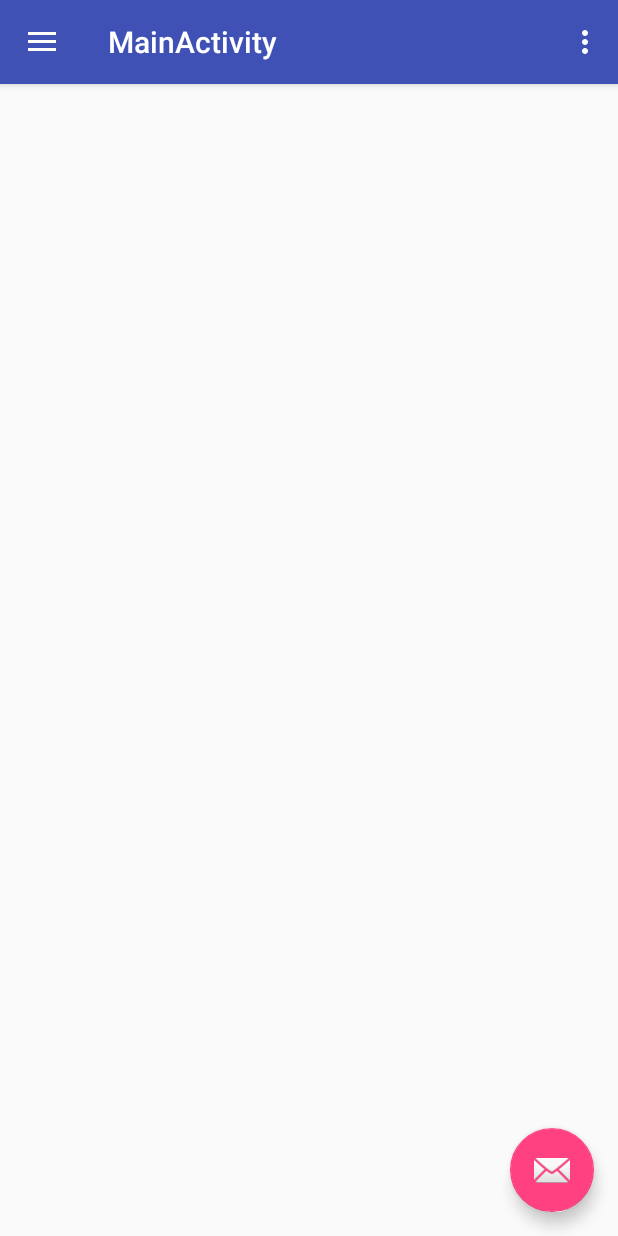
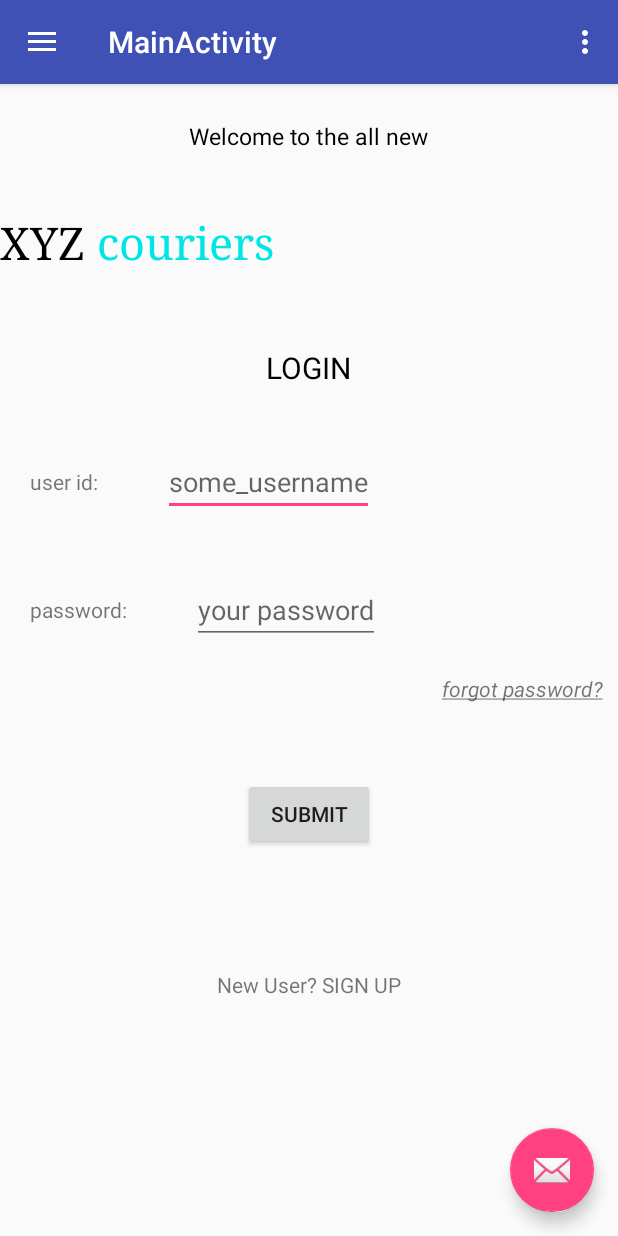
Before and after one commit to till-tomorrow/Instant-Courier-Services, an Android app: the MainActivity screen opened directly, with no data from a screen before it, on a phone screen of 412 x 824 dp. Run offline under Robolectric (Android 15) with nearby library versions, the phone set to English and light mode, and no system bars.

Commit message:
login wireframe made

```diff
--- a/app/src/main/res/layout/activity_main.xml
+++ b/app/src/main/res/layout/activity_main.xml
@@ -22,4 +22,117 @@
         app:headerLayout="@layout/nav_header_main"
         app:menu="@menu/activity_main_drawer" />
 
+    <LinearLayout
+        android:layout_width="match_parent"
+        android:layout_height="match_parent"
+        android:orientation="vertical">
+
+        <TextView
+            android:layout_width="wrap_content"
+            android:layout_height="wrap_content"
+            android:layout_marginTop="80dp"
+            android:layout_gravity="center"
+            android:layout_marginBottom="20dp"
+            android:text="Welcome to the all new"
+            android:textColor="#000"
+            android:textSize="15dp"
+            />
+
+        <LinearLayout
+            android:layout_width="match_parent"
+            android:layout_height="wrap_content">
+            <TextView
+                android:layout_width="wrap_content"
+                android:layout_height="wrap_content"
+                android:layout_marginTop="20dp"
+                android:layout_gravity="center"
+                android:layout_marginBottom="20dp"
+                android:text="XYZ"
+                android:textColor="#000"
+                android:textSize="30dp"
+                android:fontFamily="serif"
+                />
+
+            <TextView
+                android:layout_width="wrap_content"
+                android:layout_height="wrap_content"
+                android:layout_marginTop="20dp"
+                android:layout_gravity="center"
+                android:layout_marginBottom="20dp"
+                android:text=" couriers"
+                android:textColor="#00e6e6"
+                android:textSize="30dp"
+                android:fontFamily="serif"
+                />
+        </LinearLayout>
+
+        <TextView
+            android:layout_width="wrap_content"
+            android:layout_height="wrap_content"
+            android:layout_marginTop="30dp"
+            android:layout_gravity="center"
+            android:layout_marginBottom="20dp"
+            android:text="LOGIN"
+            android:textSize="20dp"
+            android:textColor="#000"
+            />
+        <LinearLayout
+            android:layout_width="match_parent"
+            android:layout_height="wrap_content"
+            android:orientation="horizontal">
+            <TextView
+                android:layout_width="wrap_content"
+                android:layout_height="wrap_content"
+                android:layout_gravity="center"
+                android:layout_margin="20dp"
+                android:text="user id: "/>
+            <EditText
+                android:layout_width="wrap_content"
+                android:layout_height="wrap_content"
+                android:hint="some_username"
+                android:maxLength="20"
+                android:layout_margin="20dp"/>
+        </LinearLayout>
+
+        <LinearLayout
+            android:layout_width="match_parent"
+            android:layout_height="wrap_content"
+            android:orientation="horizontal">
+            <TextView
+                android:layout_width="wrap_content"
+                android:layout_height="wrap_content"
+                android:layout_gravity="center"
+                android:layout_margin="20dp"
+                android:text="password: "/>
+            <EditText
+                android:layout_width="wrap_content"
+                android:layout_height="wrap_content"
+                android:hint="your password"
+                android:maxLength="20"
+                android:layout_margin="20dp"/>
+        </LinearLayout>
+
+        <TextView
+            android:layout_width="wrap_content"
+            android:layout_height="wrap_content"
+            android:layout_gravity="right"
+            android:text="@string/forgot_password"
+            android:layout_marginRight="10dp"
+            android:textStyle="italic" />
+
+        <Button
+            android:layout_width="wrap_content"
+            android:layout_height="wrap_content"
+            android:layout_gravity="center"
+            android:text="SUBMIT"
+            android:layout_margin="50dp"/>
+
+        <TextView
+            android:layout_width="wrap_content"
+            android:layout_height="wrap_content"
+            android:layout_gravity="center"
+            android:layout_margin="30dp"
+            android:text="New User? SIGN UP"/>
+    </LinearLayout>
+
 </android.support.v4.widget.DrawerLayout>
--- a/app/src/main/res/menu/activity_main_drawer.xml
+++ b/app/src/main/res/menu/activity_main_drawer.xml
@@ -1,5 +1,6 @@
 <?xml version="1.0" encoding="utf-8"?>
-<menu xmlns:android="http://schemas.android.com/apk/res/android">
+<menu xmlns:android="http://schemas.android.com/apk/res/android"
+    xmlns:app="http://schemas.android.com/apk/res-auto">
 
     <group android:checkableBehavior="single">
         <item
@@ -25,9 +26,9 @@
             <item
                 android:id="@+id/nav_share"
                 android:icon="@drawable/ic_menu_share"
-                android:actionProviderClass=
-                    "android.widget.ShareActionProvider"
+                android:actionProviderClass="android.widget.ShareActionProvider"
                 android:title="Share" />
+            <!--app:actionProviderClass="android.support.v7.widget.ShareActionProvider"-->
             <!--android:showAsAction="always"-->
 
             <item
--- a/app/src/main/res/values/strings.xml
+++ b/app/src/main/res/values/strings.xml
@@ -7,4 +7,5 @@
 
     <string name="action_settings">Settings</string>
     <string name="title_activity_main">MainActivity</string>
+    <string name="forgot_password"><u>forgot password?</u></string>
 </resources>
```
Also changed, not shown: app/src/main/java/com/example/palak/instantcourierservice/ShareApp.java (+6 -5 lines).
